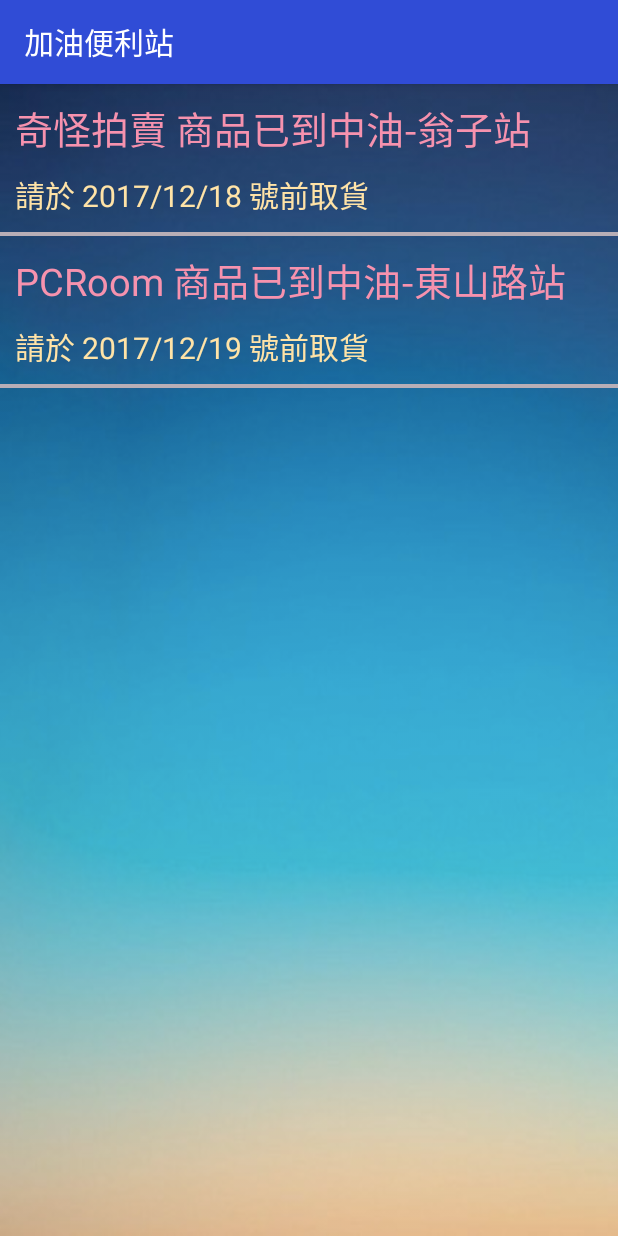
After one commit to empirejames/CPC, an Android app: the GetPackage screen opened directly, with no data from a screen before it, on a phone screen of 412 x 824 dp. The commit adds this screen. Run offline under Robolectric (Android 15) with nearby library versions, the phone set to English and light mode, and no system bars.

Commit message:
adding package info list view

```diff
--- a/app/src/main/AndroidManifest.xml
+++ b/app/src/main/AndroidManifest.xml
@@ -28,6 +28,9 @@
         <activity android:name=".QRCodeGenActivity"
             android:theme="@style/AppTheme">
         </activity>
+        <activity android:name=".GetPackage"
+            android:theme="@style/AppTheme">
+        </activity>
     </application>
 
 </manifest>
--- /dev/null
+++ b/app/src/main/java/com/james/cpc/GetPackage.java
@@ -0,0 +1,71 @@
+package com.james.cpc;
+
+import android.content.Intent;
+import android.os.Bundle;
+import android.support.v7.app.AppCompatActivity;
+import android.view.View;
+import android.widget.AdapterView;
+import android.widget.ListView;
+import android.widget.Toast;
+
+import java.util.ArrayList;
+import java.util.List;
+
+/**
+ * Created by 101716 on 2017/11/22.
+ */
+
+public class GetPackage extends AppCompatActivity {
+    private String[] eventArray, detailArray, packageArray;
+    final List<String> allTitles = new ArrayList<String>();
+    final List<String> allDetails = new ArrayList<String>();
+    final List<String> allPackageInfos = new ArrayList<String>();
+    ArrayList<ListItem> myListData = new ArrayList<ListItem>();
+    private MyAdapter myAdapter;
+    private ListView listView;
+    @Override
+    protected void onCreate(Bundle savedInstanceState) {
+        super.onCreate(savedInstanceState);
+        setContentView(R.layout.activity_get_package);
+        addData();
+    }
+
+    public void addData(){
+        allTitles.add("奇怪拍賣 商品已到中油-翁子站");
+        allDetails.add("請於 2017/12/18 號前取貨");
+        allPackageInfos.add("A層倉庫 F2架 朱先生 電話，0988678910");
+
+        allTitles.add("PCRoom 商品已到中油-東山路站");
+        allDetails.add("請於 2017/12/19 號前取貨");
+        allPackageInfos.add("B2倉庫 A2架上 林先生 電話，0978578123");
+
+        eventArray = new String[allTitles.size()];
+        detailArray = new String[allDetails.size()];
+        packageArray = new String[allPackageInfos.size()];
+
+        eventArray = allTitles.toArray(eventArray);
+        detailArray = allDetails.toArray(detailArray);
+        packageArray = allPackageInfos.toArray(packageArray);
+
+        for (int i = 0; i < allTitles.size(); i++) {
+            myListData.add(new ListItem(eventArray[i],detailArray[i],packageArray[i]));
+        }
+        myAdapter = new MyAdapter(getApplicationContext(), myListData);
+        listView = (ListView) findViewById(R.id.listView);
+        listView.setAdapter(myAdapter);
+        listView.setOnItemClickListener(onClickListView);
+
+    }
+    private AdapterView.OnItemClickListener onClickListView = new AdapterView.OnItemClickListener() {
+        @Override
+        public void onItemClick(AdapterView<?> parent, View view, int position, long id) {
+
+            //Toast.makeText(getBaseContext(), "click # " + (position + 1) + "\n", Toast.LENGTH_SHORT).show();
+            Intent intent = new Intent();
+            intent.putExtra("QRdata",myListData.get(position).getDetail());
+            intent.setClass(GetPackage.this, QRCodeGenActivity.class);
+            startActivity(intent);
+
+        }
+    };
+}
--- /dev/null
+++ b/app/src/main/java/com/james/cpc/ListItem.java
@@ -0,0 +1,25 @@
+package com.james.cpc;
+
+/**
+ * Created by 101716 on 2017/6/27.
+ */
+
+public class ListItem {
+    String TAG = ListItem.class.getSimpleName();
+    private String title, text, detail;
+    public ListItem(String title, String text, String detail) {
+        this.title = title;
+        this.text = text;
+        this.detail = detail;
+    }
+    public String getTitle() {
+        return title;
+    }
+
+    public String getText() {
+        return text;
+    }
+    public String getDetail() {
+        return detail;
+    }
+}
--- /dev/null
+++ b/app/src/main/java/com/james/cpc/MyAdapter.java
@@ -0,0 +1,65 @@
+package com.james.cpc;
+
+import android.content.Context;
+import android.view.LayoutInflater;
+import android.view.View;
+import android.view.ViewGroup;
+import android.widget.BaseAdapter;
+import android.widget.Filter;
+import android.widget.Filterable;
+import android.widget.TextView;
+
+import java.util.ArrayList;
+
+/**
+ * Created by 101716 on 2017/6/27.
+ */
+
+public class MyAdapter extends BaseAdapter implements Filterable {
+    private ArrayList<ListItem> mListItems;
+    private LayoutInflater inflater;
+    Context context;
+    String TAG = MyAdapter.class.getSimpleName();
+    public MyAdapter(Context context) {
+        this.context = context;
+    }
+
+    public MyAdapter(Context context, ArrayList<ListItem> itemList) {
+        this.context = context;
+        mListItems = itemList;
+        inflater = (LayoutInflater) context.getSystemService(Context.LAYOUT_INFLATER_SERVICE);
+    }
+
+    @Override
+    public int getCount() {
+        return mListItems.size();
+    }
+
+    @Override
+    public Object getItem(int position) {
+        return mListItems.get(position);
+    }
+
+    @Override
+    public long getItemId(int position) {
+        return mListItems.indexOf(getItem(position));
+    }
+
+    @Override
+    public View getView(int position, final View convertView, ViewGroup parent) {
+        final View row = inflater.inflate(R.layout.list_item, parent, false);
+        final ListItem item = mListItems.get(position);
+
+        final TextView title = (TextView) row.findViewById(R.id.tv_title);
+        title.setText(item.getTitle());
+
+        TextView text = (TextView) row.findViewById(R.id.tv_text);
+        text.setText(item.getText());
+        return row;
+    }
+
+    @Override
+    public Filter getFilter() {
+        return null;
+    }
+}
--- a/app/src/main/java/com/james/cpc/QRCodeGenActivity.java
+++ b/app/src/main/java/com/james/cpc/QRCodeGenActivity.java
@@ -4,6 +4,7 @@
  * Created by 101716 on 2017/11/21.
  */
 
+import android.content.Intent;
 import android.graphics.Bitmap;
 import android.graphics.Point;
 import android.support.v7.app.AppCompatActivity;
@@ -28,7 +29,9 @@
     protected void onCreate(Bundle savedInstanceState) {
         super.onCreate(savedInstanceState);
         setContentView(R.layout.activity_qrcode);
-        String QRCodeContent = "中油直營店 新莊店 A層倉庫 F2架 朱先生 電話，0988678910";
+        Bundle bundle = getIntent().getExtras();
+        String packageContent = bundle.getString("QRdata");
+        String QRCodeContent = packageContent;
         int QRCodeWidth = 100;
         int QRCodeHeight = 100;
         try {
--- a/app/src/main/java/com/james/cpc/ViewPageController.java
+++ b/app/src/main/java/com/james/cpc/ViewPageController.java
@@ -132,7 +132,7 @@
             showDialog();
             return true;
         } else if(id ==R.id.action_jaipei){
-            Intent i = new Intent(ViewPageController.this, QRCodeGenActivity.class);
+            Intent i = new Intent(ViewPageController.this, GetPackage.class);
             startActivity(i);
 
             return true;
--- /dev/null
+++ b/app/src/main/res/layout/activity_get_package.xml
@@ -0,0 +1,27 @@
+<?xml version="1.0" encoding="utf-8"?>
+<android.support.constraint.ConstraintLayout xmlns:android="http://schemas.android.com/apk/res/android"
+    xmlns:app="http://schemas.android.com/apk/res-auto"
+    xmlns:tools="http://schemas.android.com/tools"
+    android:layout_width="match_parent"
+    android:layout_height="match_parent"
+    tools:context="com.james.cpc.GetPackage"
+    tools:layout_editor_absoluteX="0dp"
+    tools:layout_editor_absoluteY="81dp">
+
+    <ListView
+        android:id="@+id/listView"
+        android:layout_width="wrap_content"
+        android:layout_height="match_parent"
+        android:background="@drawable/bgd"
+        android:headerDividersEnabled="true"
+        android:scrollbars="vertical"
+        android:divider="@color/colorLineGray"
+        android:dividerHeight="4px"
+        app:layout_constraintEnd_toEndOf="parent"
+        app:layout_constraintHorizontal_bias="0.5"
+        app:layout_constraintStart_toStartOf="parent"
+        app:layout_constraintTop_toTopOf="parent"
+        tools:layout_constraintLeft_creator="1"
+        tools:layout_constraintRight_creator="1"
+        tools:layout_constraintTop_creator="1" />
+</android.support.constraint.ConstraintLayout>
--- /dev/null
+++ b/app/src/main/res/layout/list_item.xml
@@ -0,0 +1,65 @@
+<?xml version="1.0" encoding="utf-8"?>
+<RelativeLayout xmlns:android="http://schemas.android.com/apk/res/android"
+    android:layout_width="match_parent"
+    android:layout_height="match_parent"
+    android:orientation="vertical"
+    android:paddingTop="10dp">
+
+    <LinearLayout
+        android:id="@+id/infoSection"
+        android:layout_width="match_parent"
+        android:layout_height="wrap_content"
+        android:orientation="vertical"
+        android:layout_alignParentTop="true"
+        android:layout_alignParentStart="true">
+
+        <RelativeLayout
+            android:id="@+id/relative_layout_title"
+            android:layout_width="match_parent"
+            android:visibility="visible"
+            android:layout_height="wrap_content"
+            android:layout_below="@+id/infoSection"
+            android:orientation="vertical"
+            android:paddingRight="10dp"
+            >
+
+            <TextView
+                android:id="@+id/tv_title"
+                android:layout_width="wrap_content"
+                android:layout_height="wrap_content"
+                android:layout_marginLeft="10dp"
+                android:layout_marginRight="10dp"
+                android:layout_marginStart="10dp"
+                android:text="OOOOOOOOOOO"
+                android:textColor="@color/colorredLight"
+                android:textSize="25dp" />
+
+        </RelativeLayout>
+
+        <RelativeLayout
+            android:id="@+id/relative_layout"
+            android:layout_width="match_parent"
+            android:visibility="visible"
+            android:layout_height="wrap_content"
+            android:layout_below="@+id/infoSection"
+            android:textColor="@color/colorWhite"
+            android:orientation="vertical"
+            android:paddingLeft="10dp">
+
+            <TextView
+                android:id="@+id/tv_text"
+                android:layout_width="match_parent"
+                android:layout_height="wrap_content"
+                android:textColor="@color/colorYelloLight"
+                android:layout_marginTop="10dp"
+                android:layout_marginRight="10dp"
+                android:layout_marginEnd="10dp"
+                android:layout_marginBottom="10dp"
+                android:text="XXXXXXXXXXXX"
+                android:textSize="20dp" />
+
+
+        </RelativeLayout>
+
+    </LinearLayout>
+</RelativeLayout>
--- a/app/src/main/res/values/colors.xml
+++ b/app/src/main/res/values/colors.xml
@@ -12,5 +12,7 @@
     <color name="colorYello">#F9F900</color>
     <color name="colorGreen">#00EC00</color>
     <color name="colorPink">#D9B7C1</color>
-
+    <color name="colorredLight">#F692AE</color>
+    <color name="colorYelloLight">#FFE3A7</color>
+    <color name="colorLineGray">#B8AEB6</color>
 </resources>
```
